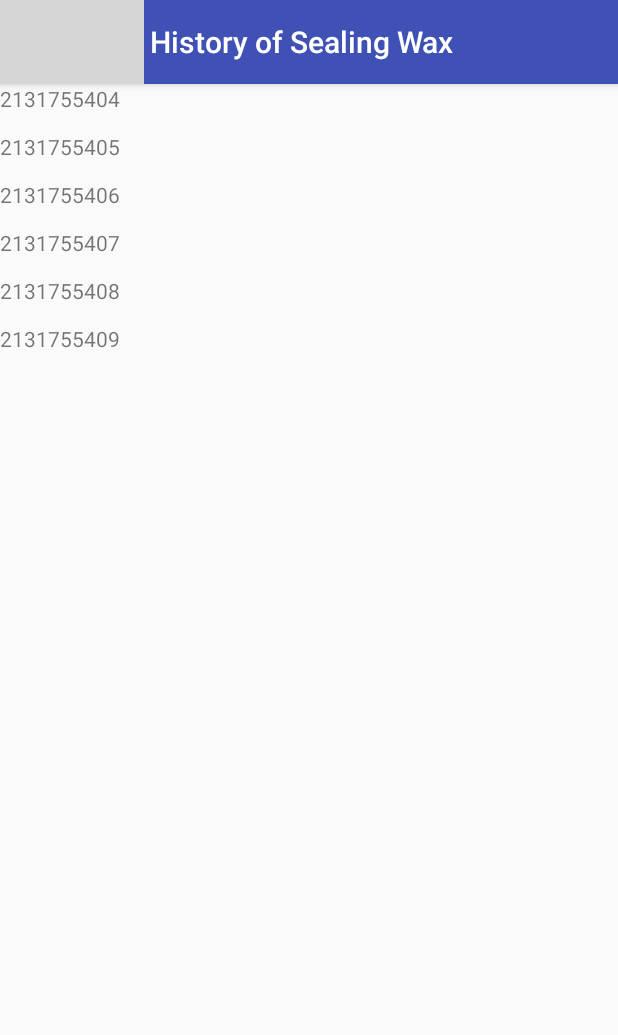
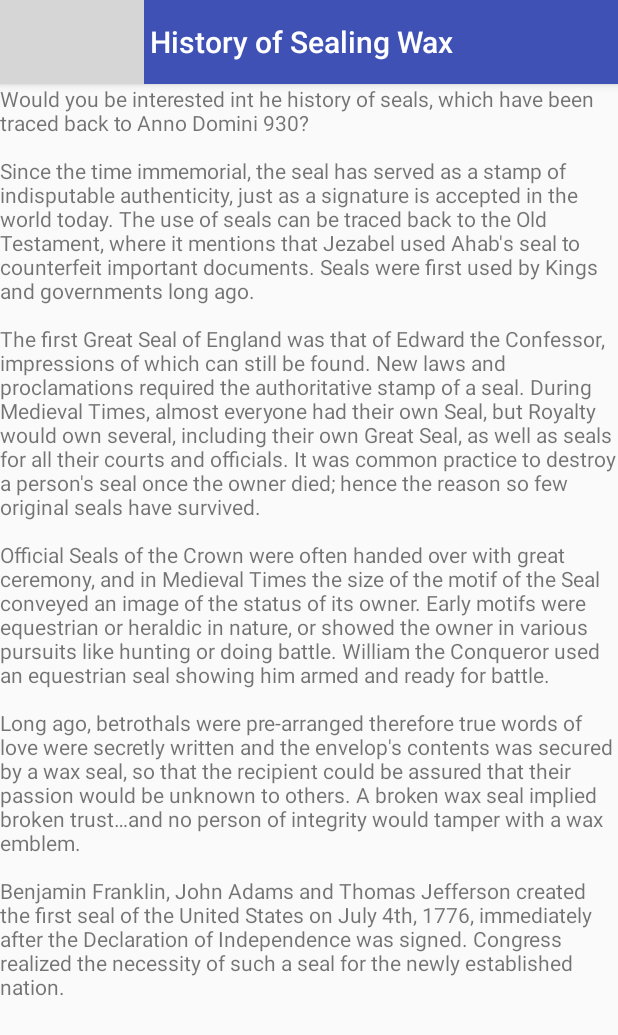
Before and after one commit to deadlycrawler/HearthstonePropertyManagement, an Android app: the seal screen opened directly, with no data from a screen before it, on a phone screen of 412 x 824 dp. Shown: the top 1035 px of the screen. Run offline under Robolectric (Android 15) with nearby library versions, the phone set to English and light mode, and no system bars; grey boxes are pictures that could not be loaded.

Commit message:
addec content to the sealing wax page

```diff
--- a/app/src/main/java/com/tools/radio/hearthstonepropertymanagement/seal.java
+++ b/app/src/main/java/com/tools/radio/hearthstonepropertymanagement/seal.java
@@ -15,7 +15,7 @@ public class seal extends AppCompatActivity {
         TextView sealText = (TextView) findViewById(R.id.sealText);
 
         sealText.setText(
-                R.string.sealingWaxP1 + "\n\n" + R.string.sealingWaxP2 + "\n\n" + R.string.sealingWaxP3 + "\n\n" + R.string.sealingWaxP4 + "\n\n" + R.string.sealingWaxP5 + "\n\n" + R.string.sealingWaxP6);
+                getString(R.string.sealingWaxP1) + "\n\n" + getString(R.string.sealingWaxP2) + "\n\n" + getString(R.string.sealingWaxP3) + "\n\n" + getString(R.string.sealingWaxP4) + "\n\n" + getString(R.string.sealingWaxP5) + "\n\n" + getString(R.string.sealingWaxP6));
 
     }
 }
--- a/app/src/main/res/values/strings.xml
+++ b/app/src/main/res/values/strings.xml
@@ -76,12 +76,12 @@
 
     <string name="waxLabel">History of Sealing Wax</string>
 
-    <string name="sealingWaxP1">Would you be instrested int he history of seals, which have been traced back to Anno Domini 930?</string>
-    <string name="sealingWaxP2">Since the time immemorial, the seal has served as a stamp of indisputable authenticity, just as a signature is accepted in the world today. The use of seals can be traced back to the Old Testament, where it mentions that Jezabel used Ahab\'s seal to counterfeit important documents. Seals were first used by Kings and goverments long ago.</string>
-    <string name="sealingWaxP3">History of Sealing Wax</string>
-    <string name="sealingWaxP4">History of Sealing Wax</string>
-    <string name="sealingWaxP5">History of Sealing Wax</string>
-    <string name="sealingWaxP6">History of Sealing Wax</string>
+    <string name="sealingWaxP1">Would you be interested int he history of seals, which have been traced back to Anno Domini 930?</string>
+    <string name="sealingWaxP2">Since the time immemorial, the seal has served as a stamp of indisputable authenticity, just as a signature is accepted in the world today. The use of seals can be traced back to the Old Testament, where it mentions that Jezabel used Ahab\'s seal to counterfeit important documents. Seals were first used by Kings and governments long ago.</string>
+    <string name="sealingWaxP3">The first Great Seal of England was that of Edward the Confessor, impressions of which can still be found. New laws and proclamations required the authoritative stamp of a seal. During Medieval Times, almost everyone had their own Seal, but Royalty would own several, including their own "Great Seal", as well as seals for all their courts and officials. It was common practice to destroy a person\'s seal once the owner died; hence the reason so few original seals have survived.</string>
+    <string name="sealingWaxP4">Official Seals of the Crown were often handed over with great ceremony, and in Medieval Times the size of the motif of the Seal conveyed an image of the status of its owner. Early motifs were equestrian or heraldic in nature, or showed the owner in various pursuits like hunting or doing battle. William the Conqueror used an equestrian seal showing him armed and ready for battle.</string>
+    <string name="sealingWaxP5">Long ago, betrothals were pre-arranged therefore true words of love were secretly written and the envelop\'s contents was secured by a wax seal, so that the recipient could be assured that their passion would be unknown to others. A broken wax seal implied broken trust…and no person of integrity would tamper with a wax emblem.</string>
+    <string name="sealingWaxP6">Benjamin Franklin, John Adams and Thomas Jefferson created the first seal of the United States on July 4th, 1776, immediately after the Declaration of Independence was signed. Congress realized the necessity of such a seal for the newly established nation.</string>
 
 
 
```
